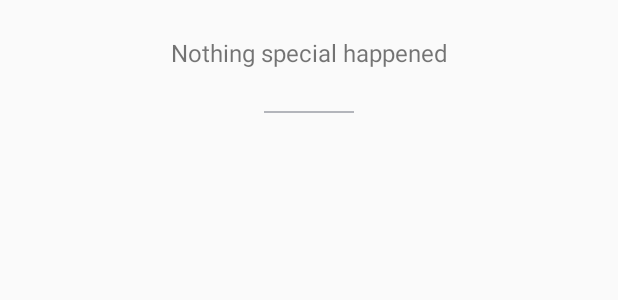
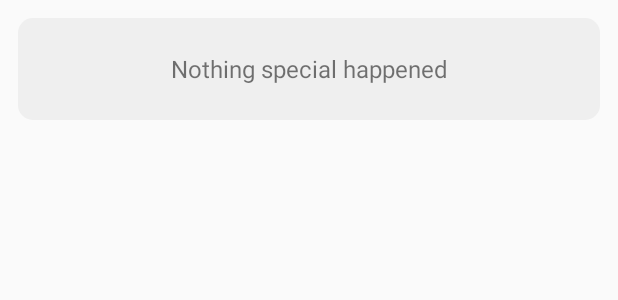
Before and after one commit to devgabrielcoman/logd, an Android app: the layout row_answer.xml on its own in the app's theme, with its tools: preview values and no code run, on a phone screen of 412 x 824 dp. Shown: the top 300 px of the screen. Run offline under Robolectric (Android 15) with nearby library versions, the phone set to English and light mode, and no system bars.

Commit message:
Make the "answer" activity act like a popup over your phone's screen to be less intrusive

```diff
--- a/app/src/main/AndroidManifest.xml
+++ b/app/src/main/AndroidManifest.xml
@@ -19,7 +19,8 @@
         </activity>
         <activity
             android:name=".activities.answer.AnswerActivity"
-            android:screenOrientation="portrait"/>
+            android:screenOrientation="portrait"
+            android:theme="@style/Theme.Transparent"/>
         <activity
             android:name=".activities.journal.JournalActivity"
             android:screenOrientation="portrait"
--- a/app/src/main/java/com/gabrielcoman/logd/activities/main/LogdLineChart.java
+++ b/app/src/main/java/com/gabrielcoman/logd/activities/main/LogdLineChart.java
@@ -24,7 +24,7 @@ public class LogdLineChart extends LineChartView {
 
         setXAxis(false);
         setYAxis(false);
-        setLabelsColor(getResources().getColor(R.color.colorLightAccent));
+        setLabelsColor(getResources().getColor(R.color.colorNeutralAccent));
         setYLabels(AxisRenderer.LabelPosition.NONE);
         setAxisBorderValues(-1, 1);
     }
--- a/app/src/main/java/com/gabrielcoman/logd/activities/main/MainActivity.java
+++ b/app/src/main/java/com/gabrielcoman/logd/activities/main/MainActivity.java
@@ -44,7 +44,7 @@ public class MainActivity extends BaseActivity {
 
         android.support.v7.widget.Toolbar toolbar = (android.support.v7.widget.Toolbar) findViewById(R.id.MainToolbar);
         setSupportActionBar(toolbar);
-        toolbar.setTitle(R.string.app_name);
+        toolbar.setTitle("");
 
         AppSetup.setupAlarmsOnFirstOpen(this);
 
@@ -126,7 +126,7 @@ public class MainActivity extends BaseActivity {
                                     TextView date = new TextView(MainActivity.this);
                                     date.setLayoutParams(new ViewGroup.LayoutParams(ViewGroup.LayoutParams.MATCH_PARENT, ViewGroup.LayoutParams.WRAP_CONTENT));
                                     date.setText(vm.getHour());
-                                    date.setTextColor(getResources().getColor(R.color.colorLightAccent));
+                                    date.setTextColor(getResources().getColor(R.color.colorNeutralAccent));
                                     holder.addView(date);
 
                                     TextView content = new TextView(MainActivity.this);
--- a/app/src/main/java/com/gabrielcoman/logd/system/alarm/AlarmReceiver.java
+++ b/app/src/main/java/com/gabrielcoman/logd/system/alarm/AlarmReceiver.java
@@ -13,6 +13,7 @@ import android.content.Intent;
 import android.support.v4.app.TaskStackBuilder;
 import android.util.Log;
 
+import com.gabrielcoman.logd.activities.answer.AnswerActivity;
 import com.gabrielcoman.logd.activities.main.MainActivity;
 import com.gabrielcoman.logd.models.Question;
 import com.gabrielcoman.logd.system.api.DatabaseAPI;
@@ -41,12 +42,12 @@ public class AlarmReceiver extends BroadcastReceiver {
                     DatabaseAPI.writeQuestion(context, pickedQuestion);
 
                     // form intent
-                    Intent notificationIntent = new Intent(context, MainActivity.class);
+                    Intent notificationIntent = new Intent(context, AnswerActivity.class);
                     notificationIntent.putExtra("question", new Gson().toJson(pickedQuestion));
 
                     // create the stack w/ the notification intents
                     TaskStackBuilder stackBuilder = TaskStackBuilder.create(context);
-                    stackBuilder.addParentStack(MainActivity.class);
+                    stackBuilder.addParentStack(AnswerActivity.class);
                     stackBuilder.addNextIntent(notificationIntent);
 
                     // form pending intent
--- /dev/null
+++ b/app/src/main/res/drawable/answer_button.xml
@@ -0,0 +1,11 @@
+<?xml version="1.0" encoding="utf-8"?>
+<shape
+    xmlns:android="http://schemas.android.com/apk/res/android"
+    android:shape="rectangle">
+    <gradient
+        android:startColor="@color/colorTextLightHint"
+        android:endColor="@color/colorTextLightHint"
+        android:angle="0"/>
+    <corners
+        android:radius="10dp"/>
+</shape>
--- a/app/src/main/res/layout/row_answer.xml
+++ b/app/src/main/res/layout/row_answer.xml
@@ -9,18 +9,11 @@
         android:text="Nothing special happened"
         android:gravity="center"
         android:textSize="16sp"
+        android:layout_marginTop="12dp"
+        android:layout_marginLeft="12dp"
+        android:layout_marginRight="12dp"
+        android:background="@drawable/answer_button"
         android:layout_width="match_parent"
-        android:layout_height="70dp" />
+        android:layout_height="match_parent" />
 
-    <LinearLayout
-        android:layout_width="match_parent"
-        android:layout_height="10dp"
-        android:gravity="center">
-
-        <View
-            android:layout_width="60dp"
-            android:layout_height="1dp"
-            android:background="@color/colorTextHint"/>
-
-    </LinearLayout>
 </LinearLayout>
--- a/app/src/main/res/layout/row_journal.xml
+++ b/app/src/main/res/layout/row_journal.xml
@@ -1,13 +1,17 @@
 <?xml version="1.0" encoding="utf-8"?>
 <LinearLayout xmlns:android="http://schemas.android.com/apk/res/android"
     android:layout_width="match_parent"
-    android:layout_height="70dp">
+    android:layout_height="80dp">
 
     <TextView
         android:id="@+id/JournalAnswersText"
         android:text="Write to journal"
         android:gravity="center"
         android:textSize="16sp"
+        android:layout_marginTop="12dp"
+        android:layout_marginLeft="12dp"
+        android:layout_marginRight="12dp"
+        android:background="@drawable/journal_button"
         android:layout_width="match_parent"
         android:layout_height="match_parent" />
 
--- a/app/src/main/res/values/colors.xml
+++ b/app/src/main/res/values/colors.xml
@@ -3,8 +3,10 @@
     <color name="colorPrimary">#343f57</color>
     <color name="colorPrimaryDark">#2d374c</color>
     <color name="colorAccent">#ffc755</color>
-    <color name="colorLightAccent">#6a84c3</color>
+    <color name="colorLightAccent">#fcebc9</color>
+    <color name="colorNeutralAccent">#6a84c3</color>
     <color name="colorTextBg">#ffffff</color>
+    <color name="colorTextLightHint">#efefef</color>
     <color name="colorTextHint">#b3b5bb</color>
     <color name="colorTextMain">#000000</color>
     <color name="colorTextMain2">#565656</color>
--- a/app/src/main/res/values/styles.xml
+++ b/app/src/main/res/values/styles.xml
@@ -17,4 +17,13 @@
 
     <style name="AppTheme.PopupOverlay" parent="ThemeOverlay.AppCompat.Light" />
 
+    <style name="Theme.Transparent" parent="Theme.AppCompat.Dialog">
+        <item name="android:windowIsTranslucent">true</item>
+        <item name="android:windowBackground">@android:color/transparent</item>
+        <item name="android:windowContentOverlay">@null</item>
+        <item name="android:windowNoTitle">true</item>
+        <item name="android:windowIsFloating">true</item>
+        <item name="android:backgroundDimEnabled">false</item>
+    </style>
+
 </resources>
```
Also changed, not shown: app/src/main/java/com/gabrielcoman/logd/activities/BaseActivity.java (+5 -4 lines), app/src/main/java/com/gabrielcoman/logd/activities/answer/AnswerActivity.java (+14 -1 lines), app/src/main/res/drawable/journal_button.xml (added, +11 -0 lines), app/src/main/res/layout/activity_answer.xml (+14 -0 lines).
